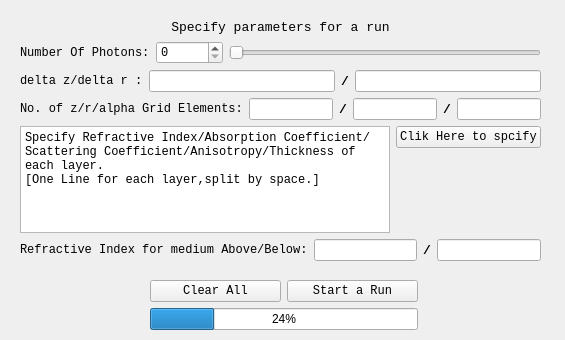
SimonCqk/Photon_Propagation_Simulation, file mainwidgets/confparas.ui: the form before one commit.
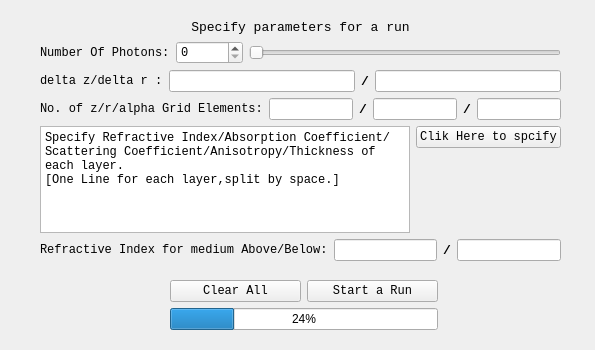
The form after the commit.

Commit message: update UI. separate drawer into 2 mode.

The edit to the form file:
```diff
--- a/mainwidgets/confparas.ui
+++ b/mainwidgets/confparas.ui
@@ -6,8 +6,8 @@
    <rect>
     <x>0</x>
     <y>0</y>
-    <width>565</width>
-    <height>340</height>
+    <width>595</width>
+    <height>350</height>
    </rect>
   </property>
   <property name="windowTitle">
@@ -16,7 +16,7 @@
   <widget class="QWidget" name="verticalLayoutWidget_2">
    <property name="geometry">
     <rect>
-     <x>150</x>
+     <x>170</x>
      <y>280</y>
      <width>268</width>
      <height>52</height>
@@ -60,10 +60,10 @@
     </item>
    </layout>
   </widget>
-  <widget class="QWidget" name="">
+  <widget class="QWidget" name="layoutWidget">
    <property name="geometry">
     <rect>
-     <x>20</x>
+     <x>40</x>
      <y>20</y>
      <width>521</width>
      <height>241</height>
```
The commit also changes 7 other files.
